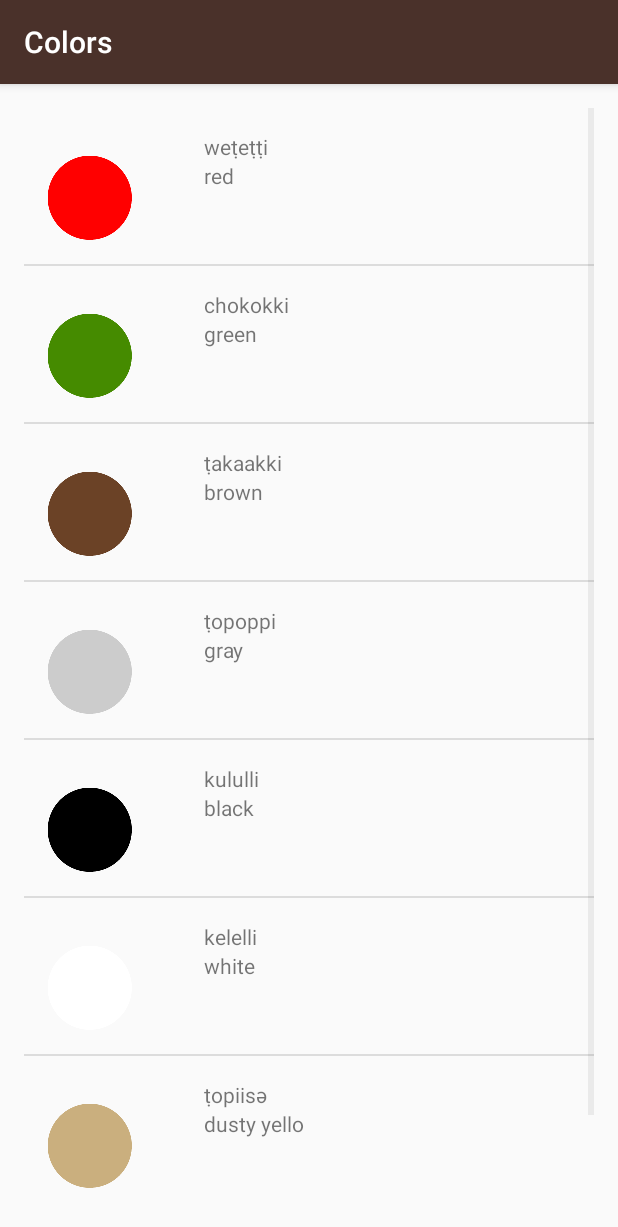
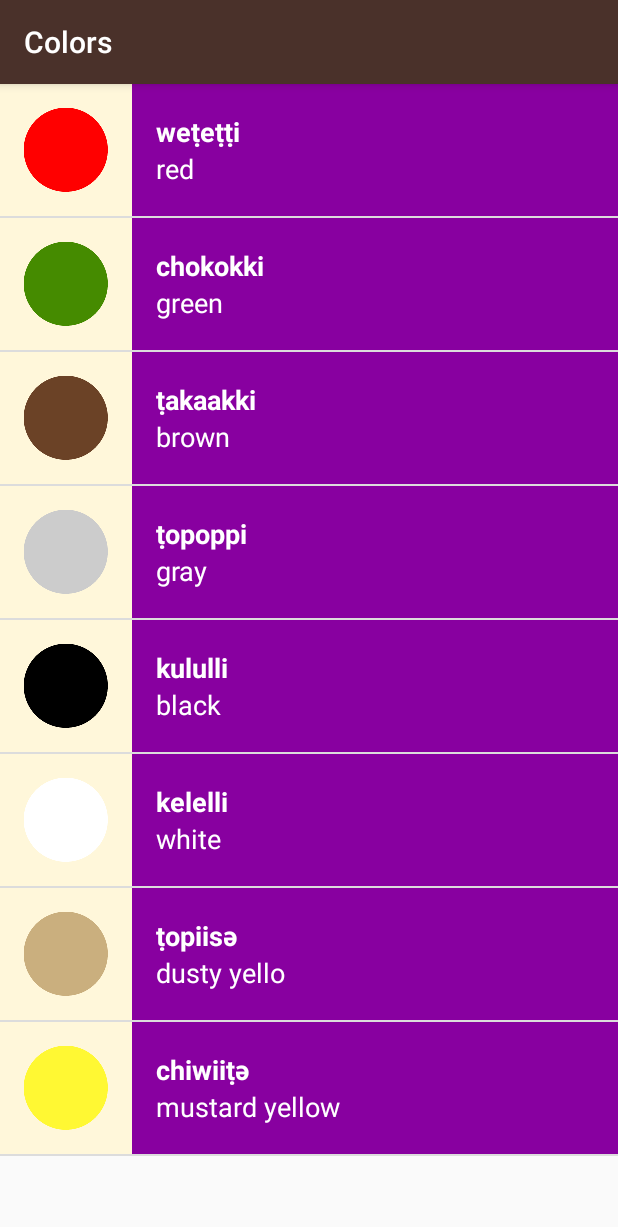
Before and after one commit to tomaszkolonko/AndroidBasics_Miwok, an Android app: the ColorsActivity screen opened directly, with no data from a screen before it, on a phone screen of 412 x 824 dp. Shown: the top 1227 px of the screen. Run offline under Robolectric (Android 15) with nearby library versions, the phone set to English and light mode, and no system bars.

Commit message:
Added color member variable to WordAdapter which allows to have different colors for different categories

```diff
--- a/app/build.gradle
+++ b/app/build.gradle
@@ -6,7 +6,7 @@ android {
 
     defaultConfig {
         applicationId "com.example.android.miwok"
-        minSdkVersion 15
+        minSdkVersion 16
         targetSdkVersion 23
         versionCode 1
         versionName "1.0"
--- a/app/src/main/java/com/example/android/miwok/ColorsActivity.java
+++ b/app/src/main/java/com/example/android/miwok/ColorsActivity.java
@@ -23,7 +23,7 @@ public class ColorsActivity extends AppCompatActivity {
         colorsList.add(new Word("dusty yello", "ṭopiisә", R.drawable.color_dusty_yellow));
         colorsList.add(new Word("mustard yellow", "chiwiiṭә", R.drawable.color_mustard_yellow));
 
-        WordAdapter wordAdapter = new WordAdapter(this, colorsList);
+        WordAdapter wordAdapter = new WordAdapter(this, colorsList, R.color.category_colors);
         ListView listView = (ListView) findViewById(R.id.wordListContainer);
         listView.setAdapter(wordAdapter);
     }
--- a/app/src/main/java/com/example/android/miwok/FamiliyActivity.java
+++ b/app/src/main/java/com/example/android/miwok/FamiliyActivity.java
@@ -25,7 +25,7 @@ public class FamiliyActivity extends AppCompatActivity {
         familyList.add(new Word("grandmother", "ama", R.drawable.family_grandmother));
         familyList.add(new Word("grandfather", "paapa", R.drawable.family_grandfather));
 
-        WordAdapter wordAdapter = new WordAdapter(this, familyList);
+        WordAdapter wordAdapter = new WordAdapter(this, familyList, R.color.category_family);
         ListView listView = (ListView) findViewById(R.id.wordListContainer);
         listView.setAdapter(wordAdapter);
     }
--- a/app/src/main/java/com/example/android/miwok/NumbersActivity.java
+++ b/app/src/main/java/com/example/android/miwok/NumbersActivity.java
@@ -26,7 +26,7 @@ public class NumbersActivity extends AppCompatActivity {
         numbersList.add(new Word("ten", "na'aacha", R.drawable.number_ten));
 
 
-        WordAdapter wordAdapter = new WordAdapter(this, numbersList);
+        WordAdapter wordAdapter = new WordAdapter(this, numbersList, R.color.category_numbers);
         ListView listView = (ListView) findViewById(R.id.wordListContainer);
         listView.setAdapter(wordAdapter);
     }
--- a/app/src/main/java/com/example/android/miwok/PhrasesActivity.java
+++ b/app/src/main/java/com/example/android/miwok/PhrasesActivity.java
@@ -25,7 +25,7 @@ public class PhrasesActivity extends AppCompatActivity {
         phrasesList.add(new Word("Let's go.", "yoowutis"));
         phrasesList.add(new Word("Come here", "әnni'nem"));
 
-        WordAdapter wordAdapter = new WordAdapter(this, phrasesList);
+        WordAdapter wordAdapter = new WordAdapter(this, phrasesList, R.color.category_phrases);
         ListView listView = (ListView) findViewById(R.id.wordListContainer);
         listView.setAdapter(wordAdapter);
     }
--- a/app/src/main/java/com/example/android/miwok/WordAdapter.java
+++ b/app/src/main/java/com/example/android/miwok/WordAdapter.java
@@ -1,22 +1,26 @@
 package com.example.android.miwok;
 
 import android.content.Context;
-import android.media.Image;
 import android.support.annotation.NonNull;
 import android.support.annotation.Nullable;
+import android.support.v4.content.ContextCompat;
 import android.view.LayoutInflater;
 import android.view.View;
 import android.view.ViewGroup;
 import android.widget.ArrayAdapter;
 import android.widget.ImageView;
+import android.widget.LinearLayout;
 import android.widget.TextView;
 
 import java.util.ArrayList;
 
 public class WordAdapter extends ArrayAdapter<Word> {
 
-    public WordAdapter(Context context, ArrayList<Word> words) {
+    private int mColor;
+
+    public WordAdapter(Context context, ArrayList<Word> words, int color) {
         super(context, 0, words);
+        this.mColor = color;
     }
 
     @NonNull
@@ -36,17 +40,31 @@ public class WordAdapter extends ArrayAdapter<Word> {
         TextView miwokWord = (TextView) convertView.findViewById(R.id.miwok_word);
         ImageView imageView = (ImageView) convertView.findViewById(R.id.word_image);
 
+        configureAndPopulateView(word, defaultWord, miwokWord, imageView);
+        setColorOfTextView(convertView);
+
+        // Return the completed view to render on screen
+        return convertView;
+    }
+
+    // This sets the background color of both textViews
+    private void setColorOfTextView(View convertView) {
+        LinearLayout test = (LinearLayout) convertView.findViewById(R.id.textContainer);
+        int color = ContextCompat.getColor(getContext(), mColor);
+        test.setBackgroundColor(color);
+    }
+
+    // This method configures and populates the Views
+    private void configureAndPopulateView(Word word, TextView defaultWord, TextView miwokWord, ImageView imageView) {
         // Populate the data into the template view using the data object
         defaultWord.setText(word.getDefaultTranslation());
         miwokWord.setText(word.getMiwokTranslation());
+
         if(word.hasImage()) {
             imageView.setImageResource(word.getImageResourceId());
             imageView.setVisibility(View.VISIBLE);
         } else {
             imageView.setVisibility(View.GONE);
         }
-
-        // Return the completed view to render on screen
-        return convertView;
     }
 }
--- a/app/src/main/res/layout/single_word_view_element.xml
+++ b/app/src/main/res/layout/single_word_view_element.xml
@@ -2,34 +2,42 @@
     android:id="@+id/singleWordViewElement"
     android:layout_width="match_parent"
     android:layout_height="match_parent"
+
+    android:minHeight="@dimen/list_item_height"
+    android:background="@color/tan_background"
     android:orientation="horizontal">
 
     <ImageView
         android:id="@+id/word_image"
-        android:layout_width="wrap_content"
-        android:layout_height="wrap_content"
-        android:paddingTop="16dp"
-        android:src="@mipmap/ic_launcher"
-        android:paddingRight="16dp" />
+        android:layout_width="@dimen/list_item_height"
+        android:layout_height="@dimen/list_item_height" />
 
     <LinearLayout
+        android:id="@+id/textContainer"
         android:layout_width="match_parent"
-        android:layout_height="wrap_content"
+        android:layout_height="88dp"
         android:paddingLeft="16dp"
-        android:orientation="vertical">
+        android:orientation="vertical" >
 
         <TextView
             android:id="@+id/miwok_word"
             android:layout_width="match_parent"
             android:layout_height="wrap_content"
-            android:paddingTop="16dp"
+            android:layout_weight="1"
             android:text="Placeholder"
-            android:gravity="center_vertical" />
+            android:textStyle="bold"
+            android:gravity="bottom"
+            android:textAppearance="?android:textAppearanceMedium"
+            android:textColor="@android:color/white" />
 
         <TextView
             android:id="@+id/default_word"
             android:layout_width="match_parent"
             android:layout_height="wrap_content"
+            android:layout_weight="1"
+            android:gravity="top"
+            android:textAppearance="?android:textAppearanceMedium"
+            android:textColor="@android:color/white"
             android:text="Placeholder" />
     </LinearLayout>
 
--- a/app/src/main/res/layout/word_list_container.xml
+++ b/app/src/main/res/layout/word_list_container.xml
@@ -5,6 +5,5 @@
     android:layout_width="match_parent"
     android:layout_height="match_parent"
     android:orientation="vertical"
-    android:padding="@dimen/activity_padding"
     tools:context=".NumbersActivity">
 </ListView>
--- a/app/src/main/res/values/dimens.xml
+++ b/app/src/main/res/values/dimens.xml
@@ -15,8 +15,4 @@
 <resources>
     <!-- Height of each wordViewElement item -->
     <dimen name="list_item_height">88dp</dimen>
-    <!-- Default screen margins, per the Android Design guidelines. -->
-    <dimen name="activity_horizontal_margin">16dp</dimen>
-    <dimen name="activity_vertical_margin">16dp</dimen>
-    <dimen name="activity_padding">16dp</dimen>
 </resources>
--- a/app/src/main/res/values/styles.xml
+++ b/app/src/main/res/values/styles.xml
@@ -25,7 +25,7 @@
         <item name="android:layout_width">match_parent</item>
         <item name="android:layout_height">@dimen/list_item_height</item>
         <item name="android:gravity">center_vertical</item>
-        <item name="android:padding">16dp</item>
+        <item name="android:padding">18dp</item>
         <item name="android:textColor">@android:color/white</item>
         <item name="android:textStyle">bold</item>
         <item name="android:textAppearance">?android:textAppearanceMedium</item>
```
Also changed, not shown: app/src/main/java/com/example/android/miwok/Word.java (+6 -1 lines), app/src/main/res/values-w820dp/dimens.xml (deleted, +0 -20 lines).
